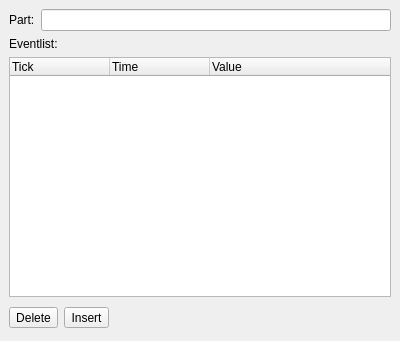
Qt form muse/muse/liste/partlistedit.ui (emrum/muse) before a commit.
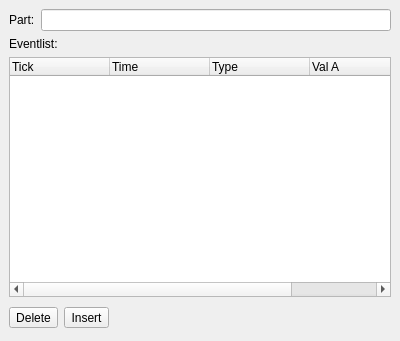
The same form after that commit.

What changed in the file:
```diff
--- a/muse/muse/liste/partlistedit.ui
+++ b/muse/muse/liste/partlistedit.ui
@@ -92,7 +92,17 @@
      </column>
      <column>
       <property name="text" >
-       <string>Value</string>
+       <string>Type</string>
+      </property>
+     </column>
+     <column>
+      <property name="text" >
+       <string>Val A</string>
+      </property>
+     </column>
+     <column>
+      <property name="text" >
+       <string>Val B</string>
       </property>
      </column>
     </widget>
```
